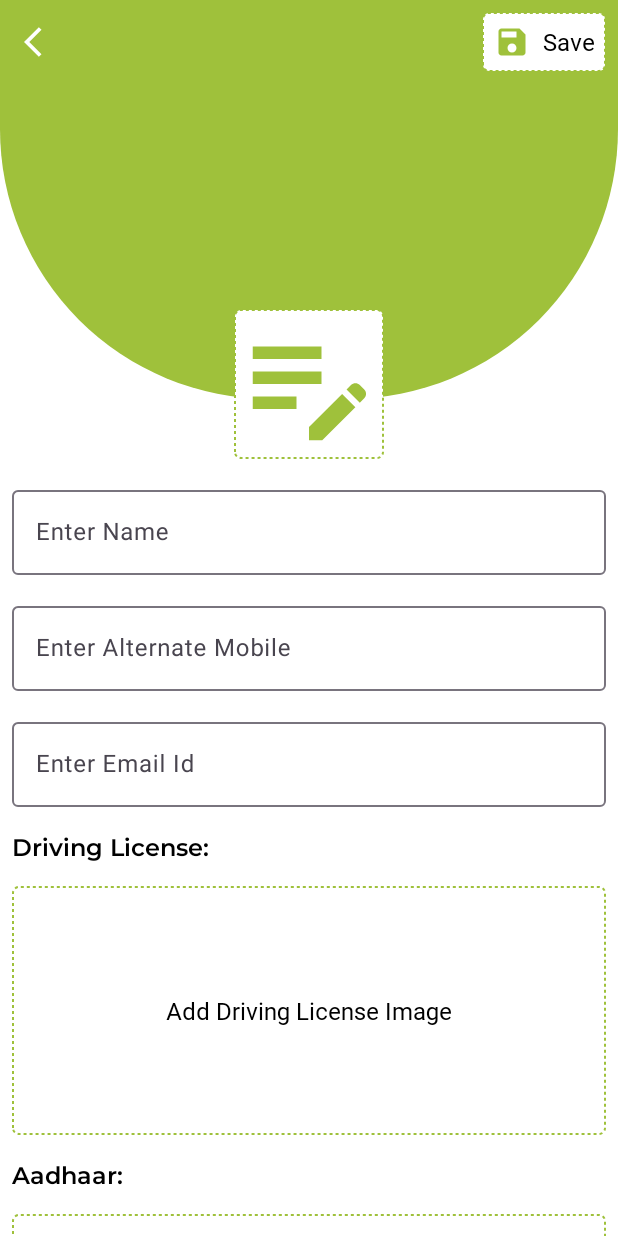
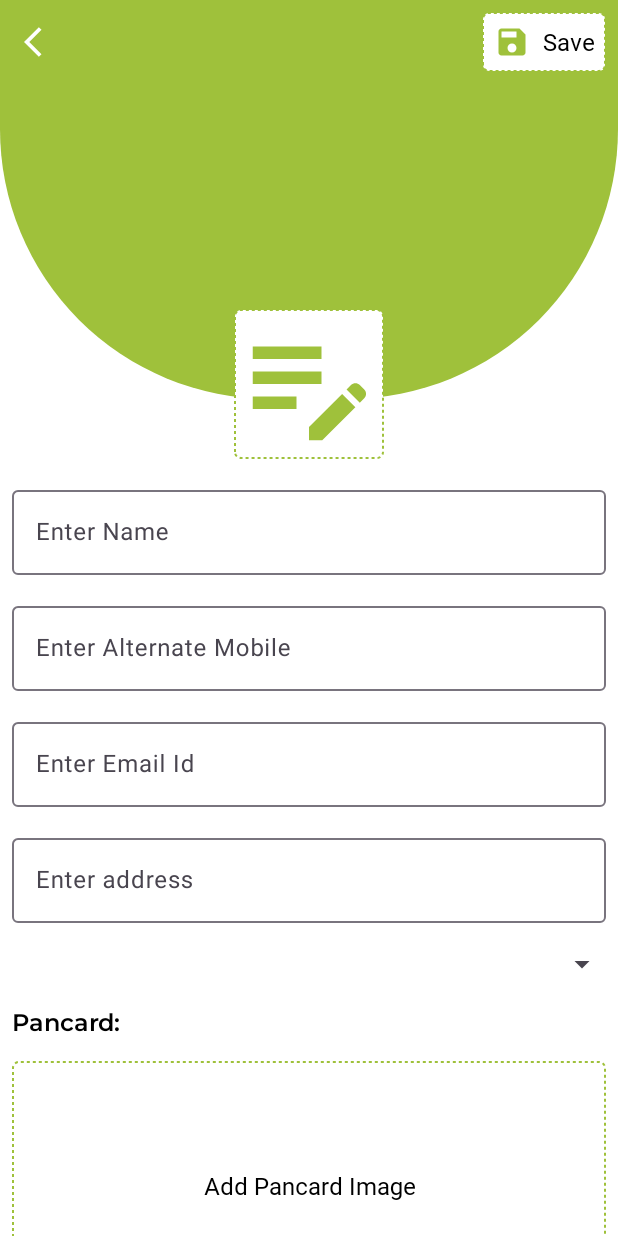
Before and after one commit to Dushyant-cmd/broPartner, an Android app: the ProfileActivity screen opened directly, with no data from a screen before it, after a tap on "Edit", on a phone screen of 412 x 824 dp. Run offline under Robolectric (Android 15) with nearby library versions, the phone set to English and light mode, and no system bars; our stand-ins replace CircleImageView, Firebase (no records; nobody signed in at launch, a user with empty details on screens opened directly), data binding; pictures from the network do not load; 4 statements that could not run were skipped.

Commit message:
profile work in progress

```diff
--- a/app/build.gradle.kts
+++ b/app/build.gradle.kts
@@ -75,4 +75,9 @@ dependencies {
     implementation("de.hdodenhof:circleimageview:3.1.0")
     //swipe refresh layout
     implementation("androidx.swiperefreshlayout:swiperefreshlayout:1.1.0")
+
+    implementation("com.squareup.retrofit2:retrofit:2.9.0")
+    implementation("com.squareup.retrofit2:converter-gson:2.9.0")
+    implementation("com.squareup.retrofit2:converter-scalars:2.1.0")
+    implementation("com.squareup.okhttp3:logging-interceptor:4.9.1")
 }
--- a/app/src/main/java/com/brorental/bropartner/activities/ProfileActivity.java
+++ b/app/src/main/java/com/brorental/bropartner/activities/ProfileActivity.java
@@ -33,6 +33,8 @@ public class ProfileActivity extends AppCompatActivity {
         binding.mobTV.setText("Mobile: " + appClass.sharedPref.getUser().getMobile());
         binding.altMobTV.setText("Alternate Mobile: " + appClass.sharedPref.getAlternateMob());
         binding.emailTv.setText("Email Id: " + appClass.sharedPref.getEmail());
+        binding.stateTv.setText("State: " + appClass.sharedPref.getState());
+        binding.addTv.setText("Address: " + appClass.sharedPref.getAddress());
 
         Glide.with(this).load(appClass.sharedPref.getUser().getProfileUrl()).placeholder(R.drawable.default_profile).into(binding.profileCirIV);
         Glide.with(this).load(appClass.sharedPref.getAadhaarImg()).placeholder(R.drawable.no_pictures).into(binding.aadharIV);
--- /dev/null
+++ b/app/src/main/java/com/brorental/bropartner/retrofit/ApiService.java
@@ -0,0 +1,17 @@
+package com.brorental.bropartner.retrofit;
+
+import com.google.gson.JsonObject;
+
+import org.json.JSONObject;
+
+import retrofit2.Call;
+import retrofit2.http.Body;
+import retrofit2.http.FormUrlEncoded;
+import retrofit2.http.GET;
+import retrofit2.http.POST;
+import retrofit2.http.Url;
+
+public interface ApiService {
+    @POST
+    Call<JsonObject> getCountryState(@Url String url, @Body String params);
+}
--- /dev/null
+++ b/app/src/main/java/com/brorental/bropartner/retrofit/RetrofitClient.java
@@ -0,0 +1,33 @@
+package com.brorental.bropartner.retrofit;
+
+import java.util.concurrent.TimeUnit;
+
+import okhttp3.OkHttpClient;
+import okhttp3.logging.HttpLoggingInterceptor;
+import retrofit2.Retrofit;
+import retrofit2.converter.gson.GsonConverterFactory;
+
+public class RetrofitClient {
+    private static Retrofit INSTANCE = null;
+
+    public static Retrofit getInstance() {
+        if(INSTANCE == null) {
+            HttpLoggingInterceptor interceptor = new HttpLoggingInterceptor();
+            interceptor.setLevel(HttpLoggingInterceptor.Level.BODY);
+
+            OkHttpClient client = new OkHttpClient.Builder()
+                    .connectTimeout(180, TimeUnit.SECONDS)
+                    .addInterceptor(interceptor)
+                    .readTimeout(180, TimeUnit.SECONDS)
+                    .build();
+
+            INSTANCE = new Retrofit.Builder()
+                    .baseUrl("https://api.ghar.com")
+                    .client(client)
+                    .addConverterFactory(GsonConverterFactory.create())
+                    .build();
+        }
+
+        return INSTANCE;
+    }
+}
--- a/app/src/main/res/layout/activity_profile.xml
+++ b/app/src/main/res/layout/activity_profile.xml
@@ -193,6 +193,56 @@
                     </FrameLayout>
                 </RelativeLayout>
 
+                <RelativeLayout
+                    android:layout_width="match_parent"
+                    android:layout_height="wrap_content"
+                    android:layout_marginTop="@dimen/_15dp"
+                    android:layout_marginEnd="@dimen/_15dp"
+                    android:background="@drawable/right_curve_shape">
+
+                    <FrameLayout
+                        android:layout_width="wrap_content"
+                        android:layout_height="wrap_content"
+                        android:background="@color/pastel_orange">
+
+                        <TextView
+                            android:layout_width="wrap_content"
+                            android:layout_height="wrap_content"
+                            android:layout_marginStart="2dp"
+                            android:background="@color/primary"
+                            android:padding="8dp"
+                            android:id="@+id/add_tv"
+                            android:text="Address: Delhi India"
+                            android:textColor="@color/white"
+                            android:theme="@style/textStyle" />
+                    </FrameLayout>
+                </RelativeLayout>
+
+                <RelativeLayout
+                    android:layout_width="match_parent"
+                    android:layout_height="wrap_content"
+                    android:layout_marginTop="@dimen/_15dp"
+                    android:layout_marginEnd="@dimen/_15dp"
+                    android:background="@drawable/right_curve_shape">
+
+                    <FrameLayout
+                        android:layout_width="wrap_content"
+                        android:layout_height="wrap_content"
+                        android:background="@color/pastel_orange">
+
+                        <TextView
+                            android:layout_width="wrap_content"
+                            android:layout_height="wrap_content"
+                            android:layout_marginStart="2dp"
+                            android:background="@color/primary"
+                            android:padding="8dp"
+                            android:id="@+id/state_tv"
+                            android:text="Email: Dushyant.977360@gmail.com"
+                            android:textColor="@color/white"
+                            android:theme="@style/textStyle" />
+                    </FrameLayout>
+                </RelativeLayout>
+
                 <TextView
                     android:layout_width="wrap_content"
                     android:layout_height="wrap_content"
--- a/app/src/main/res/layout/fragment_profile_details.xml
+++ b/app/src/main/res/layout/fragment_profile_details.xml
@@ -110,6 +110,26 @@
                     android:inputType="textEmailAddress"/>
             </com.google.android.material.textfield.TextInputLayout>
 
+            <com.google.android.material.textfield.TextInputLayout
+                android:layout_width="match_parent"
+                android:layout_marginHorizontal="@dimen/_8dp"
+                android:layout_marginTop="15dp"
+                android:layout_height="wrap_content">
+
+                <EditText
+                    android:id="@+id/add_tv"
+                    android:layout_width="match_parent"
+                    android:layout_height="wrap_content"
+                    android:hint="Enter address"
+                    android:inputType="text"/>
+            </com.google.android.material.textfield.TextInputLayout>
+
+            <Spinner
+                android:layout_width="match_parent"
+                android:layout_height="wrap_content"
+                android:layout_marginStart="8dp"
+                android:layout_marginTop="@dimen/_15dp"
+                android:id="@+id/spinner"/>
 
             <TextView
                 android:layout_width="wrap_content"
@@ -117,7 +137,7 @@
                 android:layout_marginStart="8dp"
                 android:layout_marginTop="@dimen/_15dp"
                 android:fontFamily="@font/monserrat_semibold"
-                android:text="Driving License:"
+                android:text="Pancard:"
                 android:theme="@style/textStyle" />
 
             <RelativeLayout
@@ -137,7 +157,7 @@
                     android:theme="@style/textStyle"
                     android:layout_marginEnd="8dp"
                     android:layout_marginBottom="8dp"
-                    android:text="Add Driving License Image"
+                    android:text="Add Pancard Image"
                     android:padding="16dp" />
 
             </RelativeLayout>
```
Also changed, not shown: app/src/main/java/com/brorental/bropartner/fragments/ProfileEditDetails.java (+84 -10 lines), app/src/main/java/com/brorental/bropartner/localdb/SharedPref.java (+24 -0 lines).
